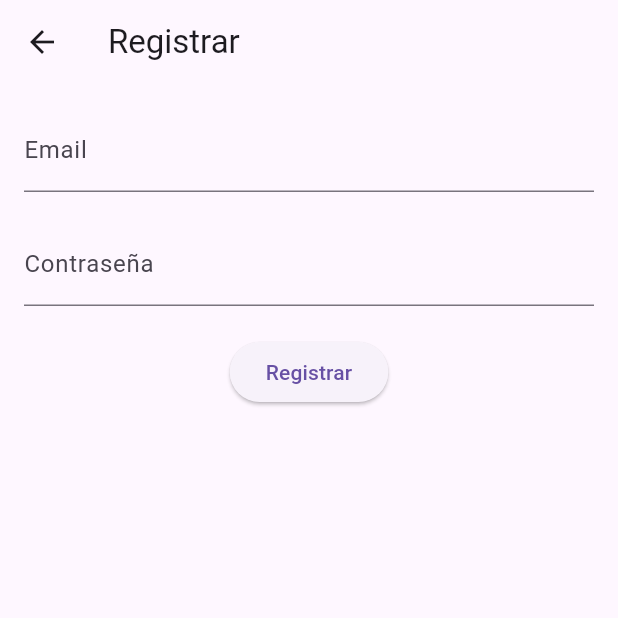
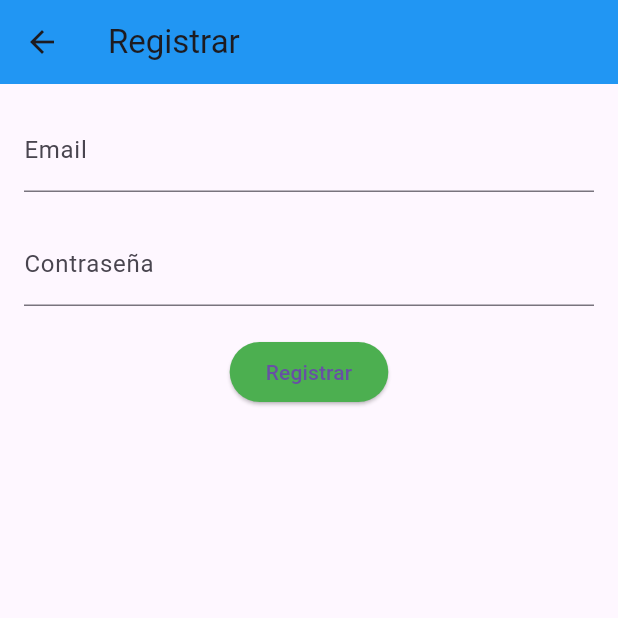
Before and after one commit to anakinSkywalker95/Examen-Reposicon, a Flutter app: the LoginScreen screen opened by its route, after a tap on "Iniciar sesión", after a tap on "¿No tienes cuenta? Regístrate aquí", on a phone screen of 412 x 824 dp, the top half of it. Run offline on Flutter 3.47's test engine with Material 3 defaults, Android fonts, the phone set to English and light mode, and no system bars; our stand-ins replace cloud_firestore, firebase_auth, firebase_core, go_router; accounts and stored records are empty.

Commit message:
cambios page

```diff
--- a/examen_reposicion/lib/page/login.dart
+++ b/examen_reposicion/lib/page/login.dart
@@ -3,6 +3,8 @@ import 'package:app/page/registro.dart';
 import 'package:app/services/usuarios.dart';
 
 class LoginScreen extends StatefulWidget {
+  const LoginScreen({super.key});
+
   @override
   _LoginScreenState createState() => _LoginScreenState();
 }
@@ -19,24 +21,25 @@ class _LoginScreenState extends State<LoginScreen> {
   Widget build(BuildContext context) {
     return Scaffold(
       appBar: AppBar(
-        title: Text('Iniciar sesión'),
+        title: const Text('Iniciar sesión'),
+        backgroundColor: Colors.blue, // Cambia esto al color que prefieras.
       ),
       body: Padding(
-        padding: EdgeInsets.all(16.0),
+        padding: const EdgeInsets.all(16.0),
         child: Form(
           key: _formKey,
           child: Column(
             children: <Widget>[
               TextFormField(
-                decoration: InputDecoration(labelText: 'Email'),
+                decoration: const InputDecoration(labelText: 'Email'),
                 validator: (val) => val!.isEmpty ? 'Ingresa un email' : null,
                 onChanged: (val) {
                   setState(() => email = val);
                 },
               ),
-              SizedBox(height: 20.0),
+              const SizedBox(height: 20.0),
               TextFormField(
-                decoration: InputDecoration(labelText: 'Contraseña'),
+                decoration: const InputDecoration(labelText: 'Contraseña'),
                 obscureText: true,
                 validator: (val) => val!.length < 6
                     ? 'La contraseña debe tener al menos 6 caracteres'
@@ -45,9 +48,9 @@ class _LoginScreenState extends State<LoginScreen> {
                   setState(() => password = val);
                 },
               ),
-              SizedBox(height: 20.0),
+              const SizedBox(height: 20.0),
               isLoading // Mostrar un indicador de carga si isLoading es true
-                  ? CircularProgressIndicator()
+                  ? const CircularProgressIndicator()
                   : ElevatedButton(
                       onPressed: () async {
                         if (_formKey.currentState!.validate()) {
@@ -69,12 +72,18 @@ class _LoginScreenState extends State<LoginScreen> {
                           }
                         }
                       },
-                      child: Text('Iniciar sesión'),
+                      style: ElevatedButton.styleFrom(
+                        backgroundColor:
+                            Colors.green, // Cambia esto al color que prefieras.
+                      ),
+                      child: const Text('Iniciar sesión'),
                     ),
-              SizedBox(height: 12.0),
+              const SizedBox(height: 12.0),
               Text(
                 error,
-                style: TextStyle(color: Colors.red, fontSize: 14.0),
+                style: const TextStyle(
+                    color: Color.fromRGBO(255, 152, 0, 1),
+                    fontSize: 14.0), // Cambia esto al color que prefieras.
               ),
               TextButton(
                 onPressed: () {
@@ -83,13 +92,13 @@ class _LoginScreenState extends State<LoginScreen> {
                     MaterialPageRoute(builder: (context) => RegisterScreen()),
                   );
                 },
-                child: Text('¿No tienes cuenta? Regístrate aquí'),
+                child: const Text('¿No tienes cuenta? Regístrate aquí'),
               ),
               TextButton(
                 onPressed: () {
                   _auth.resetPassword(email); // Restablecer contraseña
                 },
-                child: Text('¿Olvidaste tu contraseña?'),
+                child: const Text('¿Olvidaste tu contraseña?'),
               ),
             ],
           ),
--- a/examen_reposicion/lib/page/registro.dart
+++ b/examen_reposicion/lib/page/registro.dart
@@ -18,6 +18,7 @@ class _RegisterScreenState extends State<RegisterScreen> {
     return Scaffold(
       appBar: AppBar(
         title: Text('Registrar'),
+        backgroundColor: Colors.blue, // Cambia esto al color que prefieras.
       ),
       body: Padding(
         padding: EdgeInsets.all(16.0),
@@ -35,7 +36,7 @@ class _RegisterScreenState extends State<RegisterScreen> {
                   setState(() => email = val);
                 },
               ),
-              SizedBox(height: 20.0),
+              const SizedBox(height: 20.0),
               TextFormField(
                 decoration: InputDecoration(labelText: 'Contraseña'),
                 obscureText: true,
@@ -46,7 +47,7 @@ class _RegisterScreenState extends State<RegisterScreen> {
                   setState(() => password = val);
                 },
               ),
-              SizedBox(height: 20.0),
+              const SizedBox(height: 20.0),
               ElevatedButton(
                 onPressed: () async {
                   if (_formKey.currentState!.validate()) {
@@ -64,12 +65,15 @@ class _RegisterScreenState extends State<RegisterScreen> {
                     }
                   }
                 },
-                child: Text('Registrar'),
+                style: ElevatedButton.styleFrom(
+                  backgroundColor: Colors.green, // Cambia esto al color que prefieras.
+                ),
+                child: const Text('Registrar'),
               ),
-              SizedBox(height: 12.0),
+              const SizedBox(height: 12.0),
               Text(
                 error,
-                style: TextStyle(color: Colors.red, fontSize: 14.0),
+                style: const TextStyle(color: Colors.orange, fontSize: 14.0), // Cambia esto al color que prefieras.
               ),
             ],
           ),
```
